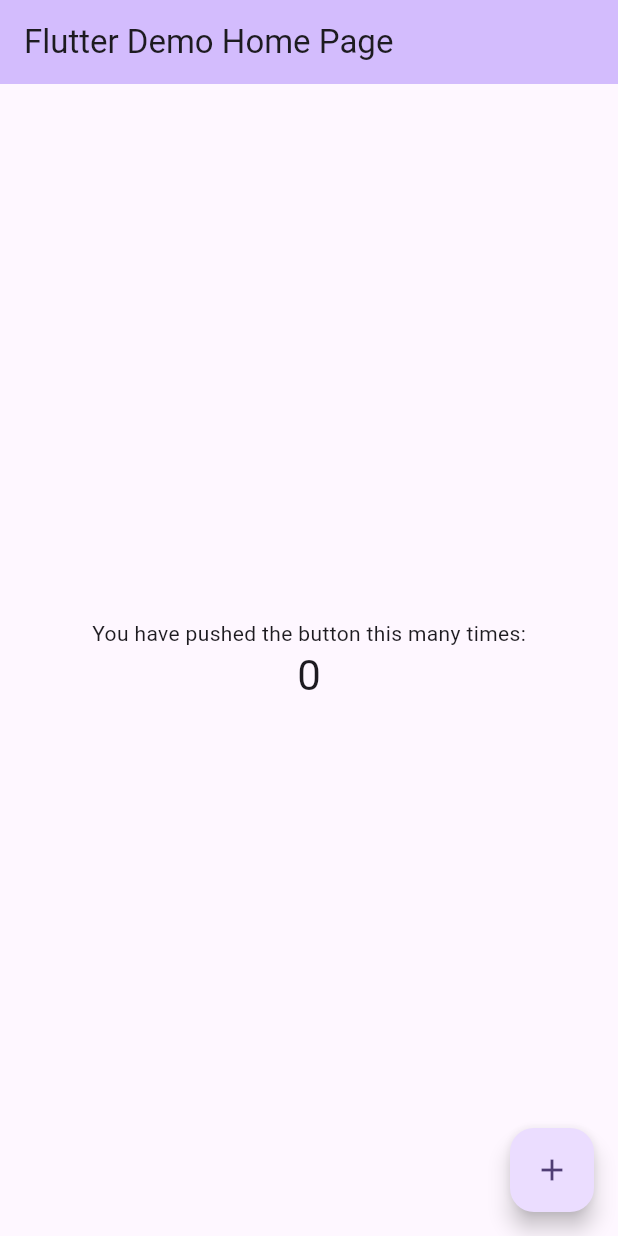
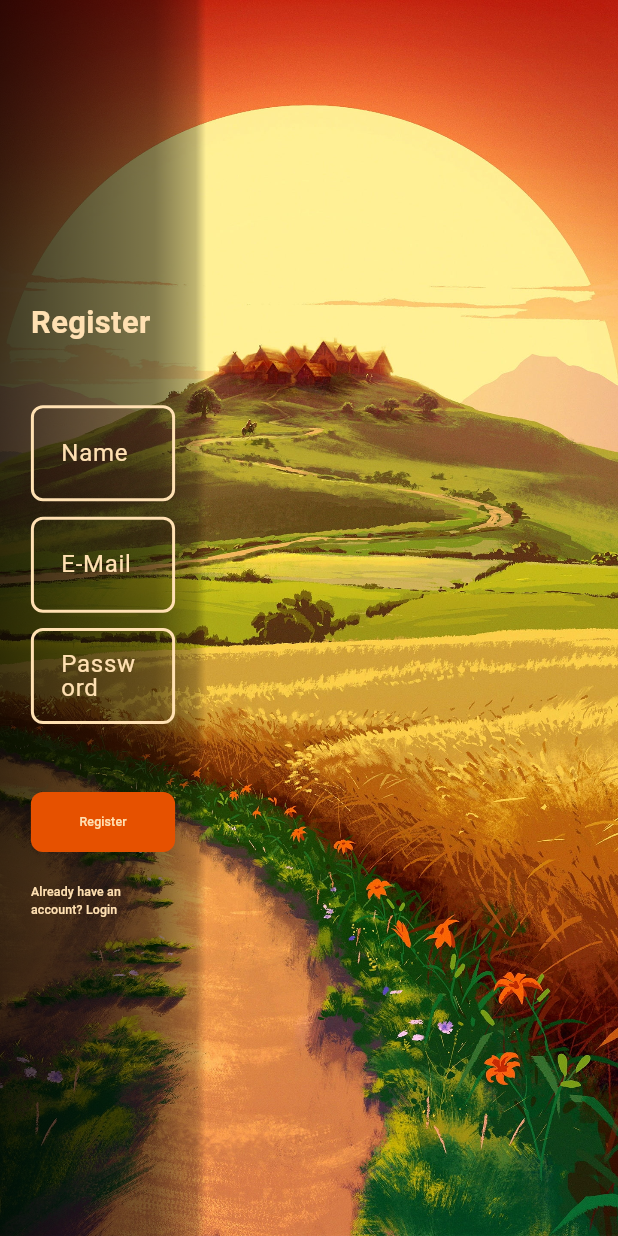
Before and after one commit to ahmetcanogreten/catan_gui_flutter, a Flutter app: the screen it shows after launch, on a phone screen of 412 x 824 dp. Run offline on Flutter 3.47's test engine with Material 3 defaults, Android fonts, the light colour scheme and no system bars; our stand-ins replace go_router.

Commit message:
1. Dummy register screen implemented 2. GoRouter added for routing 3. FlutterGen added for type safe assets

```diff
--- /dev/null
+++ b/lib/auth/presentation/pages/register_page.dart
@@ -0,0 +1,103 @@
+import 'package:catan_gui_flutter/gen/assets.gen.dart';
+import 'package:catan_gui_flutter/widgets/cat_elevated_button.dart';
+import 'package:catan_gui_flutter/widgets/cat_scaffold.dart';
+import 'package:catan_gui_flutter/widgets/cat_text_button.dart';
+import 'package:catan_gui_flutter/widgets/cat_text_form_field.dart';
+import 'package:flutter/material.dart';
+
+class RegisterPage extends StatelessWidget {
+  const RegisterPage({super.key});
+
+  @override
+  Widget build(BuildContext context) {
+    return LayoutBuilder(builder: (context, constraints) {
+      final s = constraints.maxWidth > constraints.maxHeight
+          ? constraints.maxHeight
+          : constraints.maxWidth;
+
+      return CATScaffold(
+        body: Stack(
+          fit: StackFit.expand,
+          children: [
+            Assets.images.catanBackground.image(fit: BoxFit.cover),
+            Row(
+              children: [
+                Expanded(
+                  child: Container(
+                    // Gradient
+                    decoration: BoxDecoration(
+                      gradient: LinearGradient(
+                        begin: Alignment.centerLeft,
+                        end: Alignment.centerRight,
+                        stops: const [0, 0.75, 0.95, 1.0],
+                        colors: [
+                          Colors.black.withOpacity(0.75),
+                          Colors.black.withOpacity(0.50),
+                          Colors.black.withOpacity(0.25),
+                          Colors.transparent,
+                        ],
+                      ),
+                    ),
+                    child: Padding(
+                      padding: EdgeInsets.all(s * 0.05),
+                      child: Column(
+                        mainAxisAlignment: MainAxisAlignment.center,
+                        crossAxisAlignment: CrossAxisAlignment.stretch,
+                        children: [
+                          Text(
+                            'Register',
+                            style: TextStyle(
+                              color: Colors.orange.shade100,
+                              fontSize: s * 0.05,
+                              fontWeight: FontWeight.bold,
+                            ),
+                          ),
+                          SizedBox(height: s * 0.1),
+                          CATTextFormField(
+                            labelText: 'Name',
+                            notSelectedColor: Colors.orange.shade100,
+                          ),
+                          SizedBox(height: s * 0.025),
+                          CATTextFormField(
+                            labelText: 'E-Mail',
+                            notSelectedColor: Colors.orange.shade100,
+                          ),
+                          SizedBox(height: s * 0.025),
+                          CATTextFormField(
+                            labelText: 'Password',
+                            obscureText: true,
+                            notSelectedColor: Colors.orange.shade100,
+                            selectedColor: Colors.orange.shade500,
+                          ),
+                          SizedBox(height: s * 0.1),
+                          CATElevatedButton(
+                              backgroundColor: Colors.orange.shade900,
+                              onPressed: () {},
+                              child: Text(
+                                'Register',
+                                style: TextStyle(
+                                    color: Colors.orange.shade100,
+                                    fontSize: s * 0.02),
+                              )),
+                          SizedBox(height: s * 0.01),
+                          CATTextButton(
+                              foregroundColor: Colors.orange.shade100,
+                              onPressed: () {},
+                              child: Text(
+                                'Already have an account? Login',
+                                style: TextStyle(fontSize: s * 0.02),
+                              ))
+                        ],
+                      ),
+                    ),
+                  ),
+                ),
+                const Expanded(flex: 2, child: SizedBox.shrink()),
+              ],
+            )
+          ],
+        ),
+      );
+    });
+  }
+}
--- /dev/null
+++ b/lib/gen/assets.gen.dart
@@ -0,0 +1,101 @@
+/// GENERATED CODE - DO NOT MODIFY BY HAND
+/// *****************************************************
+///  FlutterGen
+/// *****************************************************
+
+// coverage:ignore-file
+// ignore_for_file: type=lint
+// ignore_for_file: directives_ordering,unnecessary_import,implicit_dynamic_list_literal,deprecated_member_use
+
+import 'package:flutter/widgets.dart';
+
+class $AssetsImagesGen {
+  const $AssetsImagesGen();
+
+  /// File path: assets/images/catan_background.jpg
+  AssetGenImage get catanBackground =>
+      const AssetGenImage('assets/images/catan_background.jpg');
+
+  /// List of all assets
+  List<AssetGenImage> get values => [catanBackground];
+}
+
+class Assets {
+  Assets._();
+
+  static const $AssetsImagesGen images = $AssetsImagesGen();
+}
+
+class AssetGenImage {
+  const AssetGenImage(this._assetName);
+
+  final String _assetName;
+
+  Image image({
+    Key? key,
+    AssetBundle? bundle,
+    ImageFrameBuilder? frameBuilder,
+    ImageErrorWidgetBuilder? errorBuilder,
+    String? semanticLabel,
+    bool excludeFromSemantics = false,
+    double? scale,
+    double? width,
+    double? height,
+    Color? color,
+    Animation<double>? opacity,
+    BlendMode? colorBlendMode,
+    BoxFit? fit,
+    AlignmentGeometry alignment = Alignment.center,
+    ImageRepeat repeat = ImageRepeat.noRepeat,
+    Rect? centerSlice,
+    bool matchTextDirection = false,
+    bool gaplessPlayback = false,
+    bool isAntiAlias = false,
+    String? package,
+    FilterQuality filterQuality = FilterQuality.low,
+    int? cacheWidth,
+    int? cacheHeight,
+  }) {
+    return Image.asset(
+      _assetName,
+      key: key,
+      bundle: bundle,
+      frameBuilder: frameBuilder,
+      errorBuilder: errorBuilder,
+      semanticLabel: semanticLabel,
+      excludeFromSemantics: excludeFromSemantics,
+      scale: scale,
+      width: width,
+      height: height,
+      color: color,
+      opacity: opacity,
+      colorBlendMode: colorBlendMode,
+      fit: fit,
+      alignment: alignment,
+      repeat: repeat,
+      centerSlice: centerSlice,
+      matchTextDirection: matchTextDirection,
+      gaplessPlayback: gaplessPlayback,
+      isAntiAlias: isAntiAlias,
+      package: package,
+      filterQuality: filterQuality,
+      cacheWidth: cacheWidth,
+      cacheHeight: cacheHeight,
+    );
+  }
+
+  ImageProvider provider({
+    AssetBundle? bundle,
+    String? package,
+  }) {
+    return AssetImage(
+      _assetName,
+      bundle: bundle,
+      package: package,
+    );
+  }
+
+  String get path => _assetName;
+
+  String get keyName => _assetName;
+}
--- a/lib/main.dart
+++ b/lib/main.dart
@@ -1,69 +1,32 @@
+import 'package:catan_gui_flutter/router.dart';
 import 'package:flutter/material.dart';
 
 void main() {
-  runApp(const MyApp());
+  runApp(const CatanApp());
 }
 
-class MyApp extends StatelessWidget {
-  const MyApp({super.key});
+class CatanApp extends StatefulWidget {
+  const CatanApp({super.key});
+
+  @override
+  State<CatanApp> createState() => _CatanAppState();
+}
+
+class _CatanAppState extends State<CatanApp> {
+  @override
+  void initState() {
+    super.initState();
+
+    registerBlocs();
+  }
+
+  void registerBlocs() {}
 
   @override
   Widget build(BuildContext context) {
-    return MaterialApp(
-      title: 'Flutter Demo',
-      theme: ThemeData(
-        colorScheme: ColorScheme.fromSeed(seedColor: Colors.deepPurple),
-        useMaterial3: true,
-      ),
-      home: const MyHomePage(title: 'Flutter Demo Home Page'),
+    return MaterialApp.router(
+      routerConfig: routerConfig,
+      debugShowCheckedModeBanner: false,
     );
   }
 }
-
-class MyHomePage extends StatefulWidget {
-  const MyHomePage({super.key, required this.title});
-
-  final String title;
-
-  @override
-  State<MyHomePage> createState() => _MyHomePageState();
-}
-
-class _MyHomePageState extends State<MyHomePage> {
-  int _counter = 0;
-
-  void _incrementCounter() {
-    setState(() {
-      _counter++;
-    });
-  }
-
-  @override
-  Widget build(BuildContext context) {
-    return Scaffold(
-      appBar: AppBar(
-        backgroundColor: Theme.of(context).colorScheme.inversePrimary,
-        title: Text(widget.title),
-      ),
-      body: Center(
-        child: Column(
-          mainAxisAlignment: MainAxisAlignment.center,
-          children: <Widget>[
-            const Text(
-              'You have pushed the button this many times:',
-            ),
-            Text(
-              '$_counter',
-              style: Theme.of(context).textTheme.headlineMedium,
-            ),
-          ],
-        ),
-      ),
-      floatingActionButton: FloatingActionButton(
-        onPressed: _incrementCounter,
-        tooltip: 'Increment',
-        child: const Icon(Icons.add),
-      ),
-    );
-  }
-}
--- /dev/null
+++ b/lib/router.dart
@@ -0,0 +1,13 @@
+import 'package:catan_gui_flutter/auth/presentation/pages/register_page.dart';
+import 'package:go_router/go_router.dart';
+
+// GoRouter configuration
+final routerConfig = GoRouter(
+  initialLocation: '/register',
+  routes: [
+    GoRoute(
+      path: '/register',
+      builder: (context, state) => const RegisterPage(),
+    ),
+  ],
+);
--- /dev/null
+++ b/lib/widgets/cat_elevated_button.dart
@@ -0,0 +1,41 @@
+import 'package:flutter/material.dart';
+
+class CATElevatedButton extends StatelessWidget {
+  final Function()? onPressed;
+  final Color? backgroundColor;
+  final Color? foregroundColor;
+  final Color? borderColor;
+  final double? borderRadius;
+  final Size? fixedSize;
+  final Widget child;
+  const CATElevatedButton({
+    super.key,
+    required this.onPressed,
+    this.backgroundColor,
+    this.foregroundColor,
+    this.borderColor,
+    this.borderRadius,
+    required this.child,
+    this.fixedSize,
+  });
+
+  @override
+  Widget build(BuildContext context) {
+    return ElevatedButton(
+        onPressed: onPressed,
+        style: ElevatedButton.styleFrom(
+          elevation: 0,
+          fixedSize: fixedSize,
+          padding: EdgeInsets.zero,
+          backgroundColor: backgroundColor,
+          foregroundColor: foregroundColor,
+          shape: RoundedRectangleBorder(
+            side: borderColor != null
+                ? BorderSide(color: borderColor!)
+                : BorderSide.none,
+            borderRadius: BorderRadius.circular(borderRadius ?? 8),
+          ),
+        ),
+        child: child);
+  }
+}
--- /dev/null
+++ b/lib/widgets/cat_scaffold.dart
@@ -0,0 +1,32 @@
+import 'package:flutter/material.dart';
+
+class CATScaffold extends StatelessWidget {
+  final PreferredSizeWidget? appBar;
+  final Widget body;
+  final Widget? floatingActionButton;
+  final FloatingActionButtonLocation? floatingActionButtonLocation;
+  final FloatingActionButtonAnimator? floatingActionButtonAnimator;
+  // final BottomNavigationBar? bottomNavigationBar;
+  final Widget? bottomNavigationBar;
+
+  const CATScaffold(
+      {super.key,
+      this.appBar,
+      required this.body,
+      this.bottomNavigationBar,
+      this.floatingActionButton,
+      this.floatingActionButtonLocation,
+      this.floatingActionButtonAnimator});
+
+  @override
+  Widget build(BuildContext context) {
+    return Scaffold(
+      appBar: appBar,
+      body: body,
+      floatingActionButton: floatingActionButton,
+      floatingActionButtonAnimator: floatingActionButtonAnimator,
+      floatingActionButtonLocation: floatingActionButtonLocation,
+      bottomNavigationBar: bottomNavigationBar,
+    );
+  }
+}
--- /dev/null
+++ b/lib/widgets/cat_text_button.dart
@@ -0,0 +1,33 @@
+import 'package:flutter/material.dart';
+
+class CATTextButton extends StatelessWidget {
+  final Function()? onPressed;
+  final Color? backgroundColor;
+  final Color? foregroundColor;
+  final double? borderRadius;
+  final Widget child;
+  const CATTextButton({
+    super.key,
+    required this.onPressed,
+    this.backgroundColor,
+    this.foregroundColor,
+    this.borderRadius,
+    required this.child,
+  });
+
+  @override
+  Widget build(BuildContext context) {
+    return TextButton(
+      onPressed: onPressed,
+      style: TextButton.styleFrom(
+        shape: RoundedRectangleBorder(
+          side: BorderSide.none,
+          borderRadius: BorderRadius.circular(borderRadius ?? 8),
+        ),
+        padding: EdgeInsets.zero,
+        foregroundColor: foregroundColor,
+      ),
+      child: child,
+    );
+  }
+}
--- /dev/null
+++ b/lib/widgets/cat_text_form_field.dart
@@ -0,0 +1,145 @@
+import 'package:flutter/material.dart';
+
+class CATTextFormField extends StatefulWidget {
+  final TextEditingController? controller;
+  final Function(String)? onChanged;
+  final Function()? onTap;
+  final String? labelText;
+  final String? hintText;
+  final double? borderRadius;
+  final TextInputType? keyboardType;
+  final TextInputAction? textInputAction;
+  final String? Function(String?)? validator;
+  final FocusNode? focusNode;
+  final void Function(String)? onFieldSubmitted;
+  final bool obscureText;
+  final Widget? suffixIcon;
+
+  final Color selectedColor;
+  final Color notSelectedColor;
+  const CATTextFormField({
+    super.key,
+    this.controller,
+    this.onChanged,
+    this.labelText,
+    this.onTap,
+    this.borderRadius,
+    this.hintText,
+    this.keyboardType,
+    this.validator,
+    this.textInputAction,
+    this.focusNode,
+    this.onFieldSubmitted,
+    this.obscureText = false,
+    this.suffixIcon,
+    this.notSelectedColor = Colors.white,
+    this.selectedColor = Colors.orange,
+  });
+
+  @override
+  State<CATTextFormField> createState() => _CATTextFormFieldState();
+}
+
+class _CATTextFormFieldState extends State<CATTextFormField> {
+  late FocusNode _focusNode;
+  @override
+  void initState() {
+    super.initState();
+    _focusNode = widget.focusNode ?? FocusNode();
+
+    _focusNode.addListener(() {
+      setState(() {});
+    });
+  }
+
+  TextStyle labelStyleAccordingToValidator(
+      {required Color secondaryColor, required Color primaryColor}) {
+    if (widget.validator == null) {
+      return TextStyle(
+        color: _focusNode.hasFocus ? secondaryColor : primaryColor,
+      );
+    }
+
+    if (widget.controller!.text.isEmpty) {
+      return TextStyle(
+        color: _focusNode.hasFocus ? secondaryColor : primaryColor,
+      );
+    }
+
+    if (widget.validator!(widget.controller!.text) != null) {
+      return const TextStyle(color: Colors.red);
+    }
+
+    return const TextStyle(color: Colors.green);
+  }
+
+  @override
+  Widget build(BuildContext context) {
+    return TextFormField(
+      focusNode: _focusNode,
+      textInputAction: widget.textInputAction,
+      onTap: widget.onTap,
+      onFieldSubmitted: widget.onFieldSubmitted,
+      controller: widget.controller,
+      obscuringCharacter: '•',
+      obscureText: widget.obscureText,
+      onChanged: (value) {
+        setState(() {});
+        if (widget.onChanged != null) widget.onChanged!(value);
+      },
+      cursorColor: widget.notSelectedColor,
+      keyboardType: widget.keyboardType,
+      validator: widget.validator,
+      style: TextStyle(
+          color: _focusNode.hasFocus
+              ? widget.selectedColor
+              : widget.notSelectedColor),
+      decoration: InputDecoration(
+        hintText: widget.hintText ?? '',
+        contentPadding:
+            const EdgeInsets.symmetric(horizontal: 16, vertical: 20),
+        label: widget.labelText != null
+            ? Text(widget.labelText!,
+                style: labelStyleAccordingToValidator(
+                    secondaryColor: widget.selectedColor,
+                    primaryColor: widget.notSelectedColor))
+            : null,
+        enabledBorder: OutlineInputBorder(
+          borderRadius: BorderRadius.circular(widget.borderRadius ?? 8),
+          borderSide: BorderSide(
+            color: widget.validator != null &&
+                    widget.validator!(widget.controller?.text) == null
+                ? Colors.green
+                : widget.notSelectedColor,
+            width: 2,
+          ),
+        ),
+        focusedBorder: OutlineInputBorder(
+          borderRadius: BorderRadius.circular(widget.borderRadius ?? 8),
+          borderSide: BorderSide(
+            color: widget.validator != null &&
+                    widget.validator!(widget.controller?.text) == null
+                ? Colors.green
+                : widget.selectedColor,
+            width: 2,
+          ),
+        ),
+        errorBorder: OutlineInputBorder(
+          borderRadius: BorderRadius.circular(widget.borderRadius ?? 8),
+          borderSide: const BorderSide(
+            color: Colors.red,
+            width: 2,
+          ),
+        ),
+        focusedErrorBorder: OutlineInputBorder(
+          borderRadius: BorderRadius.circular(widget.borderRadius ?? 8),
+          borderSide: const BorderSide(
+            color: Colors.red,
+            width: 2,
+          ),
+        ),
+        suffixIcon: widget.suffixIcon,
+      ),
+    );
+  }
+}
```
Also changed, not shown: pubspec.yaml (+7 -6 lines), assets/images/catan_background.jpg (added), pubspec.lock.
